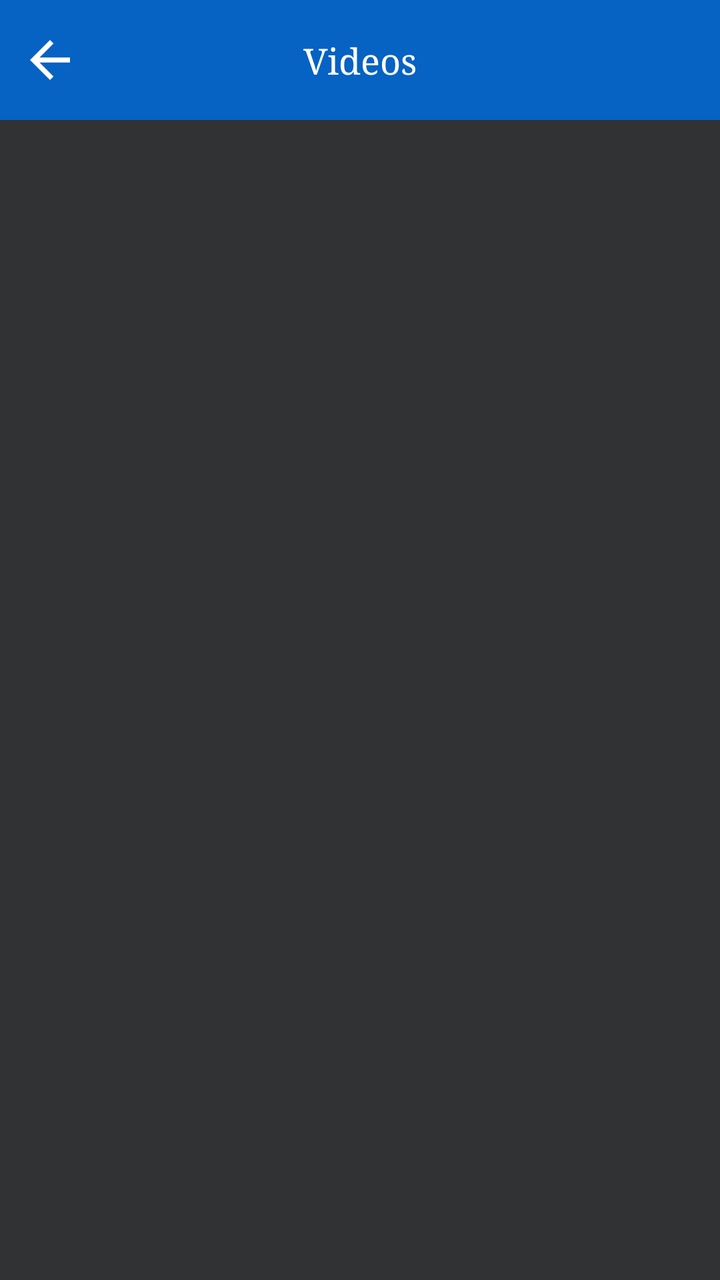
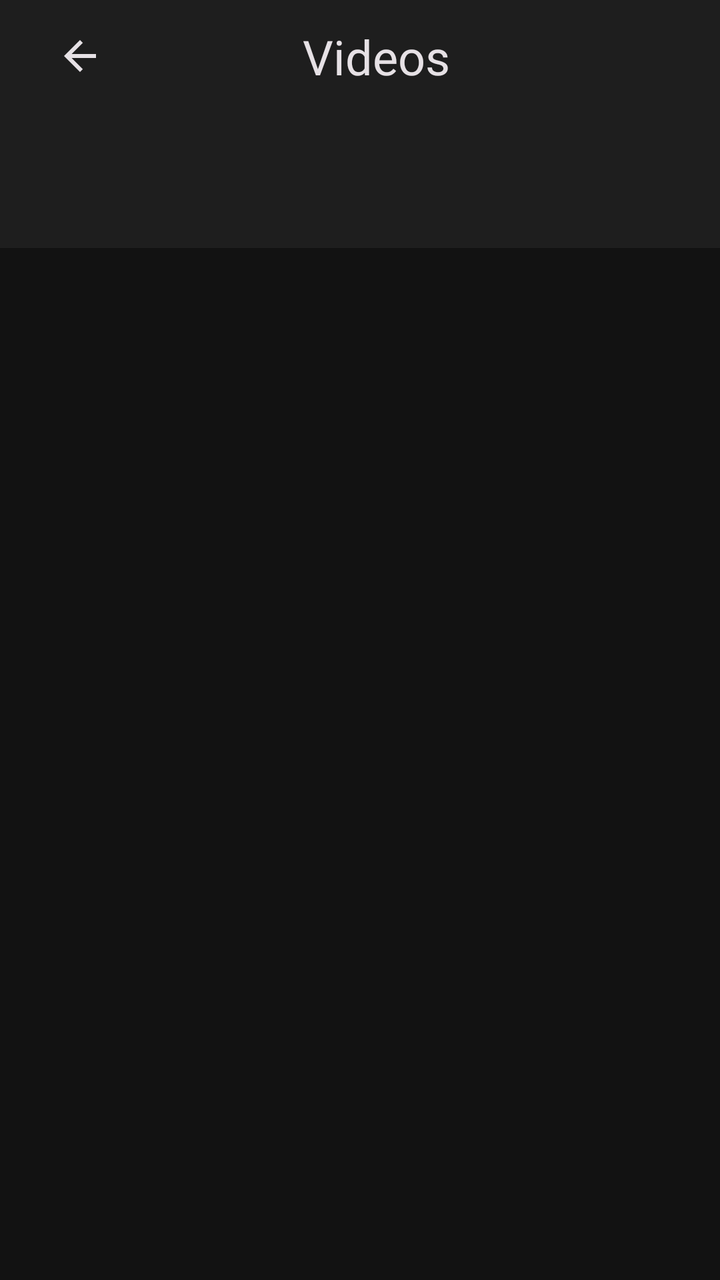

The first picture is an Android layout as it rendered before a commit; the second is the same layout after the commit. The layout source and the unified diff follow.
<!-- AndroidManifest.xml: application theme Theme.LgAndRukoMirror -->
<!-- res/layout/activity_videos.xml -->
<?xml version="1.0" encoding="utf-8"?>
<LinearLayout xmlns:android="http://schemas.android.com/apk/res/android"
    xmlns:app="http://schemas.android.com/apk/res-auto"
    xmlns:tools="http://schemas.android.com/tools"
    android:layout_width="match_parent"
    android:layout_height="match_parent"
    android:background="@color/app_color"
    android:orientation="vertical"
    tools:context=".activities.VideosActivity">

    <androidx.constraintlayout.widget.ConstraintLayout
        android:layout_width="match_parent"
        android:layout_height="wrap_content">


        <View
            android:id="@+id/toolBar"
            android:layout_width="match_parent"
            android:layout_height="60dp"
            android:background="@color/app_color_2"
            app:layout_constraintEnd_toEndOf="parent"
            app:layout_constraintStart_toStartOf="parent"
            app:layout_constraintTop_toTopOf="parent" />

        <ImageView
            android:id="@+id/ivBack"
            android:layout_width="30dp"
            android:layout_height="30dp"
            android:layout_marginStart="10dp"
            android:src="@drawable/ic_back"
            app:layout_constraintBottom_toBottomOf="@+id/toolBar"
            app:layout_constraintStart_toStartOf="@+id/toolBar"
            app:layout_constraintTop_toTopOf="@+id/toolBar" />

        <TextView
            android:layout_width="wrap_content"
            android:layout_height="wrap_content"
            android:fontFamily="serif"
            android:text="Videos"
            android:textColor="@color/white"
            android:textSize="18sp"
            app:layout_constraintBottom_toBottomOf="@+id/toolBar"
            app:layout_constraintEnd_toEndOf="@+id/toolBar"
            app:layout_constraintStart_toStartOf="@+id/toolBar"
            app:layout_constraintTop_toTopOf="@+id/toolBar" />


    </androidx.constraintlayout.widget.ConstraintLayout>


    <com.google.android.material.tabs.TabLayout
        android:id="@+id/tabLayout"
        android:layout_width="match_parent"
        android:layout_height="wrap_content"
        android:layout_marginTop="@dimen/_5sdp"
        android:background="@color/app_color"
        android:layout_marginHorizontal="@dimen/_20sdp"
        app:tabBackground="@drawable/tab_selecter"
        app:tabIndicatorColor="@color/white"
        app:tabIndicator="@null"
        app:tabInlineLabel="true"
        app:tabMode="fixed"
        app:tabSelectedTextColor="@color/white"
        app:tabTextColor="#8C8B8B"
      />


    <androidx.viewpager.widget.ViewPager
        android:id="@+id/viewPager"
        android:layout_width="match_parent"
        android:layout_height="match_parent" />


</LinearLayout>
<!-- resources referenced by this layout -->
<resources>
  <color name="app_color">#313234</color>
  <color name="app_color_2">#0662C3</color>
  <color name="white">#FFFFFFFF</color>
  <dimen name="_20sdp">20.00dp</dimen>
  <dimen name="_5sdp">5.00dp</dimen>
  <!-- drawable ic_back (drawable) -->
  <vector android:autoMirrored="true" android:height="24dp"
      android:tint="@color/white" android:viewportHeight="24"
      android:viewportWidth="24" android:width="24dp" xmlns:android="http://schemas.android.com/apk/res/android">
      <path android:fillColor="@android:color/white" android:pathData="M20,11H7.83l5.59,-5.59L12,4l-8,8 8,8 1.41,-1.41L7.83,13H20v-2z"/>
  </vector>
  <!-- drawable tab_selecter (drawable) -->
  <?xml version="1.0" encoding="utf-8"?>
  <selector xmlns:android="http://schemas.android.com/apk/res/android">
      
      <item android:state_selected="true">
          <shape>
              <gradient android:startColor="@color/app_color_2"
                  android:endColor="@color/app_color_2"
                  android:angle="270"
                  />
              <corners android:radius="16dp" />
          </shape>
      </item>
      
      <item>
          <shape>
              <gradient android:startColor="@color/app_color"
                  android:angle="270"
                  />
          </shape>
      </item>
  </selector>
  <style name="Theme.LgAndRukoMirror" parent="Theme.MaterialComponents.DayNight.NoActionBar">
          
          <item name="colorPrimary">@color/purple_500</item>
          <item name="colorPrimaryVariant">@color/purple_700</item>
          <item name="colorOnPrimary">@color/white</item>
          
          <item name="colorSecondary">@color/teal_200</item>
          <item name="colorSecondaryVariant">@color/teal_700</item>
          <item name="colorOnSecondary">@color/black</item>
          
          <item name="android:statusBarColor">?attr/colorPrimaryVariant</item>
          
      </style>
  <color name="purple_500">#000000</color>
  <color name="purple_700">#000000</color>
  <color name="teal_200">#FF03DAC5</color>
  <color name="teal_700">#FF018786</color>
  <color name="black">#FF000000</color>
</resources>

<!-- the commit's change to res/layout/activity_videos.xml (unified diff, before → after) -->
@@ -1,74 +1,86 @@
 <?xml version="1.0" encoding="utf-8"?>
-<LinearLayout xmlns:android="http://schemas.android.com/apk/res/android"
+<androidx.coordinatorlayout.widget.CoordinatorLayout xmlns:android="http://schemas.android.com/apk/res/android"
     xmlns:app="http://schemas.android.com/apk/res-auto"
     xmlns:tools="http://schemas.android.com/tools"
     android:layout_width="match_parent"
     android:layout_height="match_parent"
-    android:background="@color/app_color"
-    android:orientation="vertical"
+    android:background="@color/md3_background"
     tools:context=".activities.VideosActivity">
 
-    <androidx.constraintlayout.widget.ConstraintLayout
-        android:layout_width="match_parent"
-        android:layout_height="wrap_content">
-
-
-        <View
-            android:id="@+id/toolBar"
-            android:layout_width="match_parent"
-            android:layout_height="60dp"
-            android:background="@color/app_color_2"
-            app:layout_constraintEnd_toEndOf="parent"
-            app:layout_constraintStart_toStartOf="parent"
-            app:layout_constraintTop_toTopOf="parent" />
-
-        <ImageView
-            android:id="@+id/ivBack"
-            android:layout_width="30dp"
-            android:layout_height="30dp"
-            android:layout_marginStart="10dp"
-            android:src="@drawable/ic_back"
-            app:layout_constraintBottom_toBottomOf="@+id/toolBar"
-            app:layout_constraintStart_toStartOf="@+id/toolBar"
-            app:layout_constraintTop_toTopOf="@+id/toolBar" />
-
-        <TextView
-            android:layout_width="wrap_content"
-            android:layout_height="wrap_content"
-            android:fontFamily="serif"
-            android:text="Videos"
-            android:textColor="@color/white"
-            android:textSize="18sp"
-            app:layout_constraintBottom_toBottomOf="@+id/toolBar"
-            app:layout_constraintEnd_toEndOf="@+id/toolBar"
-            app:layout_constraintStart_toStartOf="@+id/toolBar"
-            app:layout_constraintTop_toTopOf="@+id/toolBar" />
-
-
-    </androidx.constraintlayout.widget.ConstraintLayout>
-
-
-    <com.google.android.material.tabs.TabLayout
-        android:id="@+id/tabLayout"
+    
+    <com.google.android.material.appbar.AppBarLayout
+        android:id="@+id/toolBar"
         android:layout_width="match_parent"
         android:layout_height="wrap_content"
-        android:layout_marginTop="@dimen/_5sdp"
-        android:background="@color/app_color"
-        android:layout_marginHorizontal="@dimen/_20sdp"
-        app:tabBackground="@drawable/tab_selecter"
-        app:tabIndicatorColor="@color/white"
-        app:tabIndicator="@null"
-        app:tabInlineLabel="true"
-        app:tabMode="fixed"
-        app:tabSelectedTextColor="@color/white"
-        app:tabTextColor="#8C8B8B"
-      />
+        android:background="@color/md3_surface"
+        android:elevation="0dp"
+        app:elevation="0dp">
 
+        <com.google.android.material.appbar.MaterialToolbar
+            android:layout_width="match_parent"
+            android:layout_height="?attr/actionBarSize"
+            android:background="@color/md3_surface">
 
+            <androidx.constraintlayout.widget.ConstraintLayout
+                android:layout_width="match_parent"
+                android:layout_height="match_parent">
+
+                <ImageView
+                    android:id="@+id/ivBack"
+                    android:layout_width="48dp"
+                    android:layout_height="48dp"
+                    android:padding="12dp"
+                    android:src="@drawable/ic_back"
+                    android:contentDescription="Back"
+                    app:tint="@color/md3_on_surface"
+                    app:layout_constraintStart_toStartOf="parent"
+                    app:layout_constraintTop_toTopOf="parent"
+                    app:layout_constraintBottom_toBottomOf="parent" />
+
+                <TextView
+                    android:layout_width="wrap_content"
+                    android:layout_height="wrap_content"
+                    android:text="Videos"
+                    android:textColor="@color/md3_on_surface"
+                    android:textSize="24sp"
+                    android:fontFamily="@font/bold"
+                    android:letterSpacing="0.0"
+                    app:layout_constraintStart_toStartOf="parent"
+                    app:layout_constraintEnd_toEndOf="parent"
+                    app:layout_constraintTop_toTopOf="parent"
+                    app:layout_constraintBottom_toBottomOf="parent" />
+
+            </androidx.constraintlayout.widget.ConstraintLayout>
+
+        </com.google.android.material.appbar.MaterialToolbar>
+
+        
+        <com.google.android.material.tabs.TabLayout
+            android:id="@+id/tabLayout"
+            android:layout_width="match_parent"
+            android:layout_height="56dp"
+            android:layout_marginHorizontal="16dp"
+            android:layout_marginTop="4dp"
+            android:layout_marginBottom="8dp"
+            android:background="@color/md3_surface"
+            android:elevation="0dp"
+            app:tabBackground="@drawable/tab_selecter"
+            app:tabIndicator="@null"
+            app:tabIndicatorColor="@android:color/transparent"
+            app:tabInlineLabel="true"
+            app:tabMode="fixed"
+            app:tabRippleColor="@color/md3_primary"
+            app:tabSelectedTextColor="@color/md3_on_surface"
+            app:tabTextColor="@color/md3_on_surface_variant" />
+
+    </com.google.android.material.appbar.AppBarLayout>
+
+    
     <androidx.viewpager.widget.ViewPager
         android:id="@+id/viewPager"
         android:layout_width="match_parent"
-        android:layout_height="match_parent" />
+        android:layout_height="match_parent"
+        android:background="@color/md3_background"
+        app:layout_behavior="@string/appbar_scrolling_view_behavior" />
 
-
-</LinearLayout>
+</androidx.coordinatorlayout.widget.CoordinatorLayout>
<!-- resource entries referenced after the edit -->
@@ -1,10 +1,12 @@
 <!-- resources referenced by this layout -->
 <resources>
-  <color name="app_color">#313234</color>
+  <color name="md3_background">#121212</color>
+  <color name="md3_on_surface">#E6E1E5</color>
+  <color name="md3_on_surface_variant">#C7C5CA</color>
+  <color name="md3_primary">#A8C7FA</color>
+  <color name="md3_surface">#1E1E1E</color>
   <color name="app_color_2">#0662C3</color>
   <color name="white">#FFFFFFFF</color>
-  <dimen name="_20sdp">20.00dp</dimen>
-  <dimen name="_5sdp">5.00dp</dimen>
   <!-- drawable ic_back (drawable) -->
   <vector android:autoMirrored="true" android:height="24dp"
       android:tint="@color/white" android:viewportHeight="24"
@@ -27,9 +29,9 @@
       
       <item>
           <shape>
-              <gradient android:startColor="@color/app_color"
-                  android:angle="270"
+              <solid android:color="#1E1E1E"
                   />
+  
           </shape>
       </item>
   </selector>
